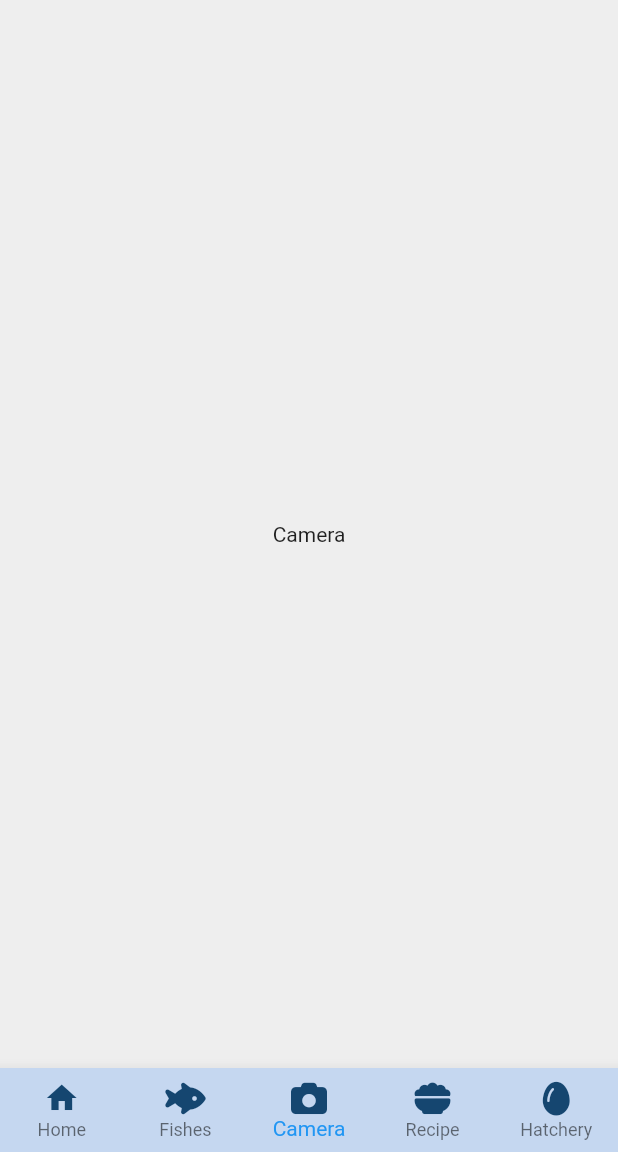
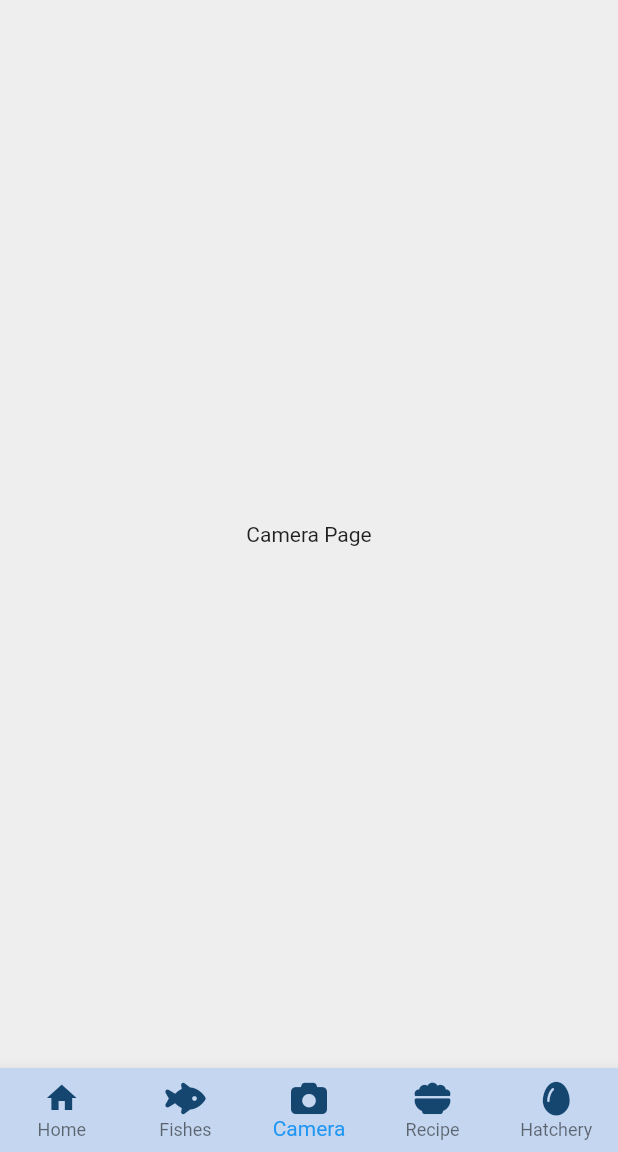
Before and after one commit to jcoder6/fishdroid-mobile, a Flutter app: the screen it shows after launch, item 3 of the bottom bar chosen, on a phone screen of 412 x 824 dp, the part 84-1236 px from its top. Run offline on Flutter 3.47's test engine with Material 2 defaults, Android fonts, the phone set to English and light mode, and no system bars; our stand-ins replace font_awesome_flutter, scroll_snap_list, video_player.

Commit message:
FLUTTER VERSION UPDATED MAY BE SOME CHANGES OCCUR

```diff
--- a/lib/includes/home_app_bar.dart
+++ b/lib/includes/home_app_bar.dart
@@ -1,5 +1,5 @@
 import 'package:flutter/material.dart';
-import 'package:font_awesome_flutter/font_awesome_flutter.dart';
+// import 'package:font_awesome_flutter/font_awesome_flutter.dart';
 
 class HomeAppBar extends StatelessWidget implements PreferredSizeWidget {
   @override
--- /dev/null
+++ b/lib/pages/camera_page.dart
@@ -0,0 +1,10 @@
+import 'package:flutter/material.dart';
+
+class CameraPage extends StatelessWidget {
+  const CameraPage({super.key});
+
+  @override
+  Widget build(BuildContext context) {
+    return Center(child: Text('Camera Page'),);
+  }
+}
--- a/lib/pages/fish_Page.dart
+++ b/lib/pages/fish_Page.dart
@@ -1,4 +1,4 @@
-import 'package:fishdroid/pages/home.dart';
+// import 'package:fishdroid/pages/home.dart';
 import 'package:fishdroid/pages/view_fish_page.dart';
 import 'package:flutter/material.dart';
 
@@ -111,6 +111,7 @@ class _FishPagesState extends State<FishPages> {
                         ),
                       );
                     },
+                    child: SingleChildScrollView(
                       child: Container(
                         margin: const EdgeInsets.only(bottom: 20),
                         decoration: BoxDecoration(
@@ -173,6 +174,7 @@ class _FishPagesState extends State<FishPages> {
                           ],
                         ),
                       ),
+                    ),
                   );
                 },
               ),
--- a/lib/pages/fishes.dart
+++ /dev/null
@@ -1 +0,0 @@
-import 'package:flutter/material.dart';
--- a/lib/pages/home.dart
+++ b/lib/pages/home.dart
@@ -1,4 +1,5 @@
 import 'package:fishdroid/pages/app_home.dart';
+import 'package:fishdroid/pages/camera_page.dart';
 import 'package:fishdroid/pages/fish_Page.dart';
 import 'package:fishdroid/pages/hatcheries.dart';
 import 'package:fishdroid/pages/recipes.dart';
@@ -16,6 +17,7 @@ class MyHomePage extends StatefulWidget {
 }
 
 class _MyHomePageState extends State<MyHomePage> {
+  // ignore: unused_field
   int _currentIndex = 0;
 
   void _onTabSelected(int index) {
@@ -29,7 +31,7 @@ class _MyHomePageState extends State<MyHomePage> {
   final tabs = [
     const AppHome(),
     const FishPages(),
-    Center(child: Text('Camera')),
+    const CameraPage(),
     const Recipes(),
     const Hatcheries(),
     Center(child: Text('Fish Trivia')),
--- a/pubspec.yaml
+++ b/pubspec.yaml
@@ -38,6 +38,8 @@ dependencies:
   cupertino_icons: ^1.0.2
   scroll_snap_list: ^0.9.1
   video_player: ^2.7.1
+  permission_handler: ^10.0.0
+  camera: ^0.10.5+4
 
 dev_dependencies:
   flutter_test:
```
Also changed, not shown: lib/main.dart (+4 -4 lines), pubspec.lock, 5 other files. Lines whose indentation alone changed are shown as unchanged.
